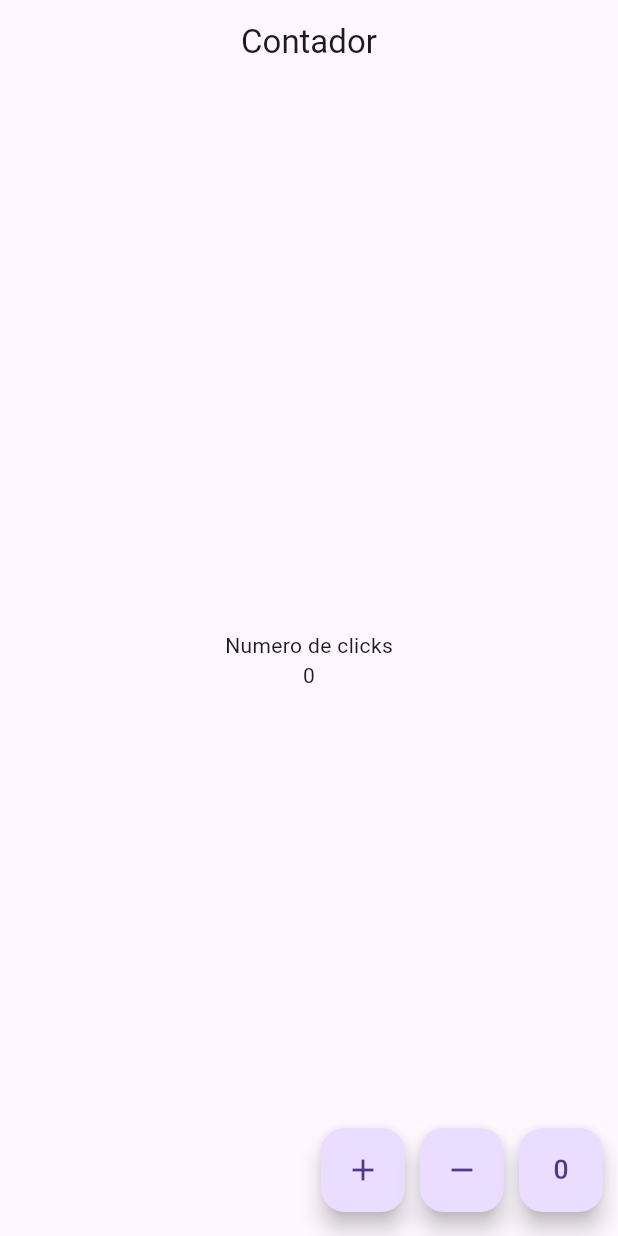
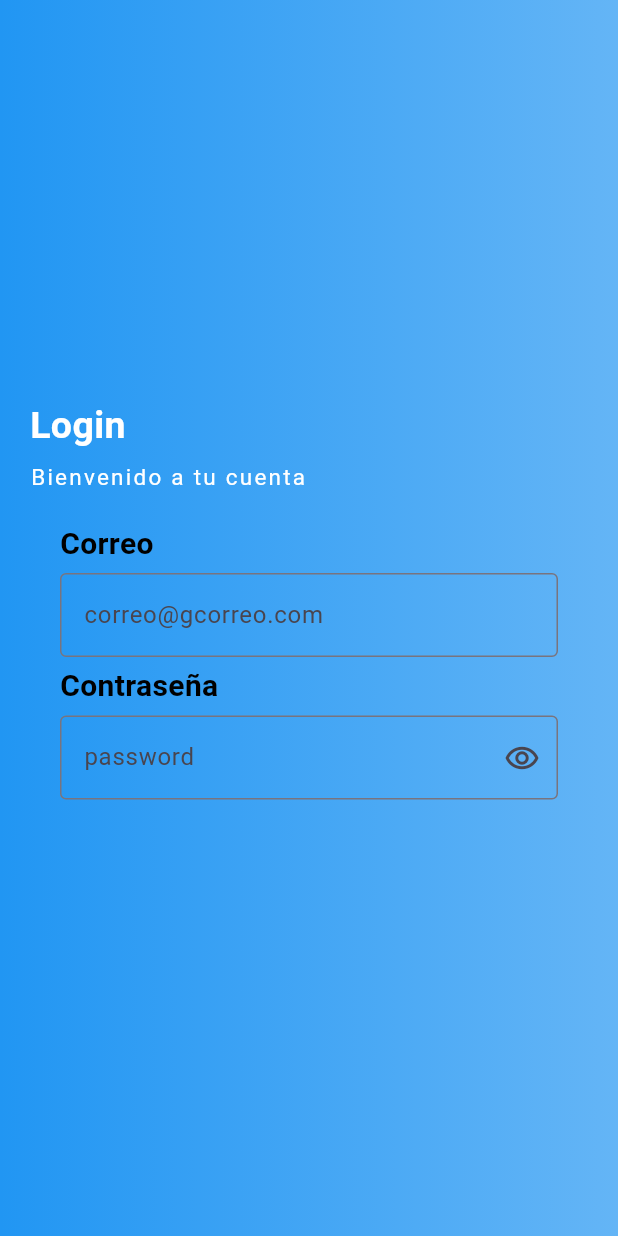
Before and after one commit to CintyaKarinaBanda/contadorFlutter, a Flutter app: the screen it shows after launch, on a phone screen of 412 x 824 dp. Run offline on Flutter 3.47's test engine with Material 3 defaults, Android fonts, the phone set to English and light mode, and no system bars.

Commit message:
Login Page

```diff
--- a/lib/main.dart
+++ b/lib/main.dart
@@ -1,4 +1,5 @@
-import 'package:counter/pages/home_page.dart';
+//import 'package:counter/pages/home_page.dart';
+import 'package:counter/pages/login_page.dart';
 import 'package:flutter/material.dart';
 
 void main() {
@@ -13,7 +14,7 @@ class MyApp extends StatelessWidget {
   Widget build(BuildContext context) {
     return const MaterialApp(
       title: 'Material App',
-      home: HomePage(),
+      home: LoginPage(),
     );
   }
 }
--- /dev/null
+++ b/lib/pages/login_page.dart
@@ -0,0 +1,140 @@
+import "package:flutter/material.dart";
+
+class LoginPage extends StatefulWidget {
+  const LoginPage({super.key});
+
+  @override
+  State<LoginPage> createState() => _LoginPageState();
+}
+
+class _LoginPageState extends State<LoginPage> {
+  @override
+  Widget build(BuildContext context) {
+    return const Scaffold(
+      body: Stack(
+        children: [
+          Fondo(),
+          Contenido(),
+        ],
+      ),
+    );
+  }
+}
+
+class Fondo extends StatelessWidget {
+  const Fondo({super.key});
+
+  @override
+  Widget build(BuildContext context) {
+    return Container(
+      decoration: BoxDecoration(
+        gradient: LinearGradient(
+          colors: [
+            Colors.blue.shade300,
+            Colors.blue
+            ],
+            begin: Alignment.centerRight,
+            end: Alignment.centerLeft
+          )
+      ),
+    );
+  }
+}
+
+class Contenido extends StatefulWidget {
+  const Contenido({super.key});
+  @override
+  State<Contenido> createState() => _ContenidoState();
+}
+
+class _ContenidoState extends State<Contenido> {
+  @override
+  Widget build(BuildContext context) {
+    return const Padding(
+      padding: EdgeInsets.symmetric(horizontal: 20),
+      child: Column(
+        mainAxisAlignment: MainAxisAlignment.center,
+        crossAxisAlignment: CrossAxisAlignment.start,
+        children: [
+          Text(
+            'Login',
+            style: TextStyle(
+              color: Colors.white,
+              fontWeight: FontWeight.bold,
+              fontSize: 25,
+            ),
+          ),
+          SizedBox( height: 5, ),
+          Text(
+            "Bienvenido a tu cuenta",
+            style: TextStyle(
+              color: Colors.white,
+              fontSize: 15,
+              letterSpacing: 1.5,
+            ),
+          ),
+          Datos()
+        ],
+      ),
+    );
+  }
+}
+
+class Datos extends StatefulWidget {
+  const Datos({super.key});
+
+  @override
+  State<Datos> createState() => _DatosState();
+}
+
+class _DatosState extends State<Datos> {
+  @override
+  Widget build(BuildContext context) {
+    return Container(
+      padding: const EdgeInsets.all(20),
+      child: Column(
+        crossAxisAlignment: CrossAxisAlignment.start,
+        children: [
+          const Text(
+            "Correo",
+            style: TextStyle(
+              color: Colors.black,
+              fontWeight: FontWeight.bold,
+              fontSize: 20,
+            ),
+          ),
+          const SizedBox(height: 5,),
+          TextFormField(
+            keyboardType: TextInputType.emailAddress,
+            decoration: const InputDecoration(
+              border: OutlineInputBorder(),
+              hintText: "correo@gcorreo.com",
+            ),
+          ),
+          const SizedBox(height: 5,),
+          const Text(
+            "Contraseña",
+            style: TextStyle(
+              color: Colors.black,
+              fontWeight: FontWeight.bold,
+              fontSize: 20,
+            ),
+          ),
+          const SizedBox(height: 5,),
+          TextFormField(
+            obscureText: true,
+            decoration: const InputDecoration(
+              border: OutlineInputBorder(),
+              hintText: "password",
+              suffixIcon: IconButton(
+                icon: Icon(Icons.remove_red_eye_outlined),
+                onPressed: () => {},
+              )
+            ),
+          ),
+          const SizedBox(height: 5,),
+        ],
+      ),
+    );
+  }
+}
```
